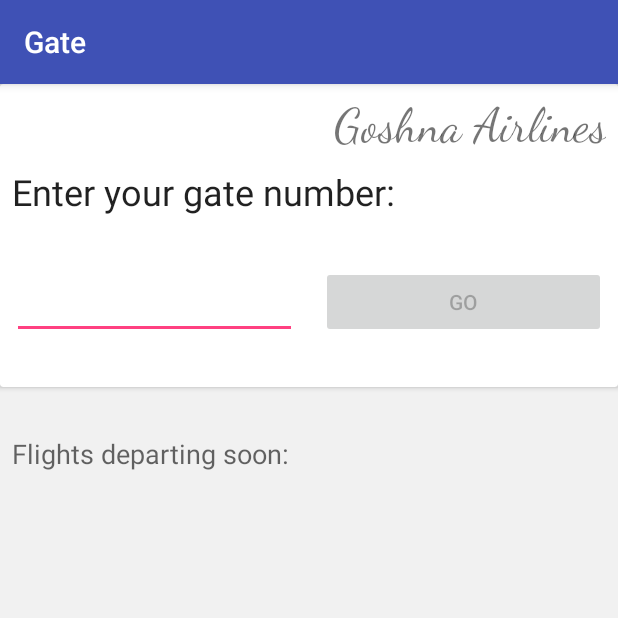
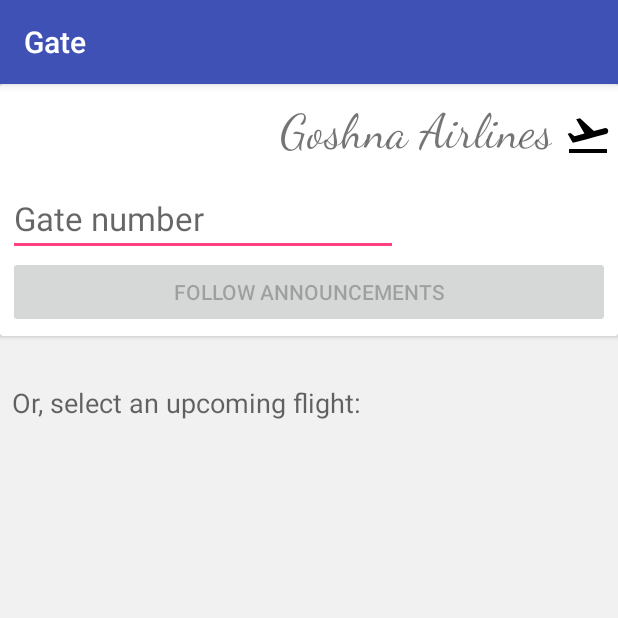
Before and after one commit to GoshnaAccessibility/Goshna, an Android app: the screen it shows after launch (GateActivity), on a phone screen of 412 x 824 dp, the top half of it. Run offline under Robolectric (Android 15) with nearby library versions, the phone set to English and light mode, and no system bars; libraries missing offline, so code that uses them is left out: retrofit.client; 6 statements that could not run were skipped.

Commit message:
Updated Gate Activity UI. More compact (for smaller phones) and descriptive.

```diff
--- /dev/null
+++ b/app/src/main/res/drawable/ic_flight_takeoff_24px.xml
@@ -0,0 +1,15 @@
+<vector xmlns:android="http://schemas.android.com/apk/res/android"
+    android:width="24dp"
+    android:height="24dp"
+    android:viewportWidth="24"
+    android:viewportHeight="24">
+  <group>
+    <clip-path android:pathData="M0,0h24v24H0V0z M 0,0"/>
+    <path
+        android:fillColor="#FF000000"
+        android:pathData="M2.5,19h19v2h-19zM22.07,9.64c-0.21,-0.8 -1.04,-1.28 -1.84,-1.06L14.92,10l-6.9,-6.43 -1.93,0.51 4.14,7.17 -4.97,1.33 -1.97,-1.54 -1.45,0.39 1.82,3.16 0.77,1.33 1.6,-0.43 5.31,-1.42 4.35,-1.16L21,11.49c0.81,-0.23 1.28,-1.05 1.07,-1.85z"/>
+  </group>
+  <group>
+    <clip-path android:pathData="M0,0h24v24H0V0z M 0,0"/>
+  </group>
+</vector>
--- a/app/src/main/res/layout/content_gate.xml
+++ b/app/src/main/res/layout/content_gate.xml
@@ -18,68 +18,59 @@
             android:layout_height="match_parent">
 
             <!-- Start UI for demo purposes: UX for fake airline 'Goshna' -->
+            <!-- End UI for demo purposes: UX for fake airline 'Goshna' -->
+
             <TextView
                 android:id="@+id/txtAirlineName"
                 android:layout_width="wrap_content"
                 android:layout_height="match_parent"
+                android:layout_marginTop="4dp"
                 android:fontFamily="cursive"
                 android:padding="@dimen/default_margin"
                 android:text="@string/airline_name"
                 android:textAlignment="viewEnd"
                 android:textSize="32sp"
-                app:layout_constraintEnd_toEndOf="parent"
+                app:layout_constraintEnd_toStartOf="@+id/imageView"
                 app:layout_constraintTop_toTopOf="parent" />
-            <!-- End UI for demo purposes: UX for fake airline 'Goshna' -->
-
-            <TextView
-                android:id="@+id/textView"
-                android:layout_width="wrap_content"
-                android:layout_height="wrap_content"
-                android:layout_marginStart="@dimen/default_margin"
-                android:labelFor="@+id/gate"
-                android:text="@string/gate_heading"
-                android:textAppearance="@style/TextAppearance.AppCompat.Headline"
-                app:layout_constraintStart_toStartOf="parent"
-                app:layout_constraintTop_toBottomOf="@+id/txtAirlineName" />
 
             <EditText
                 android:id="@+id/gate"
                 android:layout_width="0dp"
                 android:layout_height="wrap_content"
-                android:layout_marginStart="@dimen/default_margin"
-                android:layout_marginTop="@dimen/large_margin"
-                android:layout_marginEnd="@dimen/default_margin"
-                android:layout_marginBottom="@dimen/large_margin"
+                android:layout_marginStart="5dp"
+                android:layout_marginTop="5dp"
                 android:ems="10"
+                android:hint="@string/gate_edittext_hint"
                 android:inputType="textVisiblePassword"
                 android:textAppearance="@style/TextAppearance.AppCompat.Large"
-                app:layout_constraintBottom_toBottomOf="parent"
-                app:layout_constraintEnd_toStartOf="@+id/guideline"
-                app:layout_constraintHorizontal_bias="0.0"
                 app:layout_constraintStart_toStartOf="parent"
-                app:layout_constraintTop_toBottomOf="@+id/textView" />
+                app:layout_constraintTop_toBottomOf="@+id/txtAirlineName"
+                android:importantForAutofill="no" />
 
             <Button
                 android:id="@+id/submit"
                 android:layout_width="0dp"
                 android:layout_height="wrap_content"
-                android:layout_marginStart="@dimen/default_margin"
-                android:layout_marginTop="@dimen/large_margin"
-                android:layout_marginEnd="@dimen/default_margin"
-                android:layout_marginBottom="@dimen/large_margin"
+                android:layout_marginStart="5dp"
+                android:layout_marginEnd="5dp"
+                android:layout_marginBottom="5dp"
                 android:onClick="submit"
                 android:text="@string/gate_button"
                 app:layout_constraintBottom_toBottomOf="parent"
                 app:layout_constraintEnd_toEndOf="parent"
-                app:layout_constraintStart_toStartOf="@+id/guideline"
-                app:layout_constraintTop_toBottomOf="@+id/textView" />
+                app:layout_constraintStart_toStartOf="parent"
+                app:layout_constraintTop_toBottomOf="@+id/gate" />
 
-            <androidx.constraintlayout.widget.Guideline
-                android:id="@+id/guideline"
-                android:layout_width="wrap_content"
-                android:layout_height="wrap_content"
-                android:orientation="vertical"
-                app:layout_constraintGuide_percent="0.5" />
+            <ImageView
+                android:id="@+id/imageView"
+                android:layout_width="32sp"
+                android:layout_height="60dp"
+                android:layout_marginTop="4dp"
+                android:layout_marginEnd="4dp"
+                app:layout_constraintEnd_toEndOf="parent"
+                app:layout_constraintTop_toTopOf="parent"
+                app:srcCompat="@drawable/ic_flight_takeoff_24px"
+                android:contentDescription="@string/airline_logo" />
         </androidx.constraintlayout.widget.ConstraintLayout>
     </androidx.cardview.widget.CardView>
 
--- a/app/src/main/res/values/strings.xml
+++ b/app/src/main/res/values/strings.xml
@@ -4,12 +4,14 @@
     <string name="title_activity_gate">Gate</string>
     <string name="title_activity_message">Gate Announcements</string>
     <string name="refresh">Refresh</string>
+    <string name="airline_logo">Airline logo</string>
 
     <string name="gate">Gate</string>
     <string name="gate_number">Gate %s</string>
     <string name="gate_heading">Enter your gate number:</string>
-    <string name="gate_button">GO</string>
-    <string name="gate_upcoming">Flights departing soon:</string>
+    <string name="gate_edittext_hint">Gate number</string>
+    <string name="gate_button">Follow announcements</string>
+    <string name="gate_upcoming">Or, select an upcoming flight:</string>
     <string name="gate_no_messages">No messages yet</string>
 
     <string name="flight_name_prefix">Flight %s</string>
```
Also changed, not shown: 1 other file.
